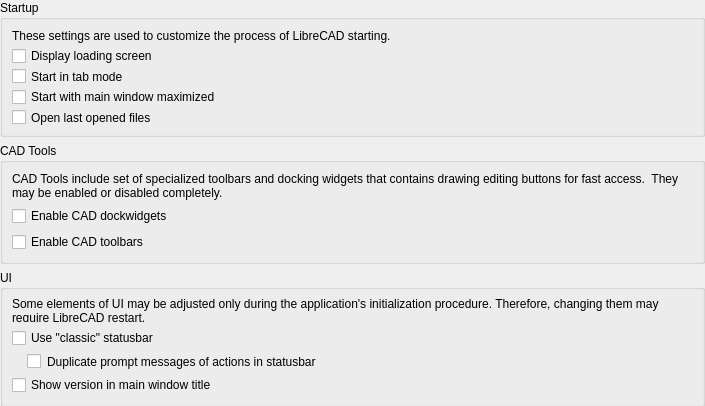
Before: the Qt Designer form librecad/src/ui/dialogs/settings/options_general/pages/application/lc_settings_page_general_startup.ui in sand1024/LibreCAD, drawn with Qt 5.
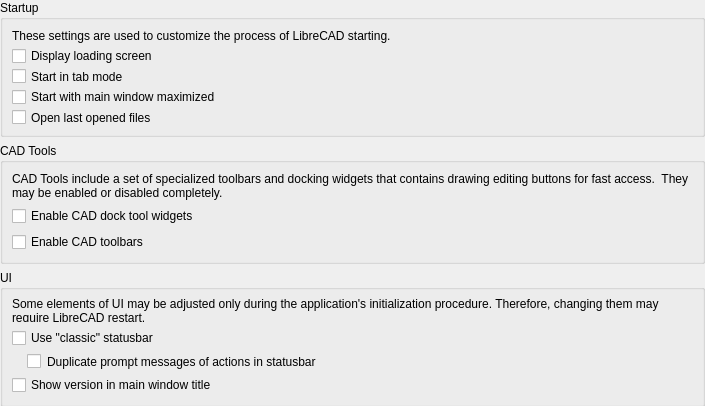
After: the same form once the commit is applied.

Patch:
```diff
--- a/librecad/src/ui/dialogs/settings/options_general/pages/application/lc_settings_page_general_startup.ui
+++ b/librecad/src/ui/dialogs/settings/options_general/pages/application/lc_settings_page_general_startup.ui
@@ -130,7 +130,7 @@
    <item row="1" column="0">
     <widget class="QGroupBox" name="groupBox_31">
      <property name="title">
-      <string>CAD Tools </string>
+      <string>CAD Tools</string>
      </property>
      <layout class="QGridLayout" name="gridLayout_54">
       <item row="2" column="0">
@@ -165,14 +165,14 @@
 If checked, dock widgets with commands for left sidebar will be enabled. Otherwise, they will be disabled. </string>
         </property>
         <property name="text">
-         <string>Enable CAD dockwidgets</string>
+         <string>Enable CAD dock tool widgets</string>
         </property>
        </widget>
       </item>
       <item row="0" column="0" colspan="2">
        <widget class="QLabel" name="label_2">
         <property name="text">
-         <string>CAD Tools include set of specialized toolbars and docking widgets that contains drawing editing buttons for fast access.  They may be enabled or disabled completely.</string>
+         <string>CAD Tools include a set of specialized toolbars and docking widgets that contains drawing editing buttons for fast access.  They may be enabled or disabled completely.</string>
         </property>
         <property name="wordWrap">
          <bool>true</bool>
```
Left out of the diff: 6 changed lines with no effect on the pictures.
